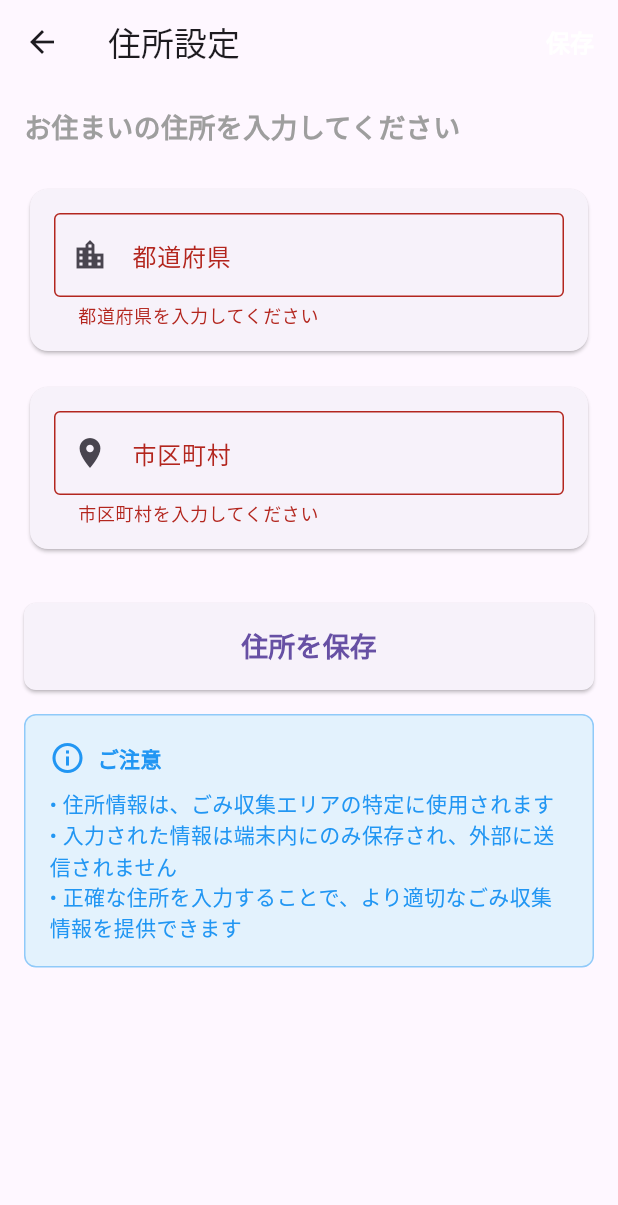
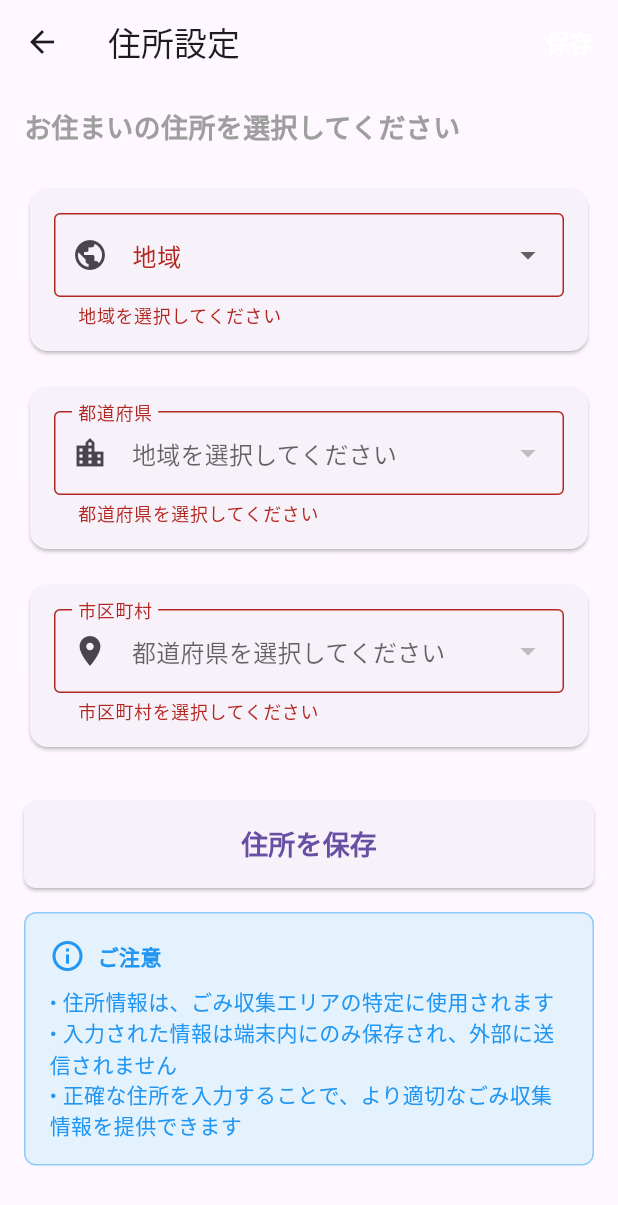
Before and after one commit to kainskains/garbage_app2, a Flutter app: the AddressSettingsScreen screen opened directly, after a tap on "住所を保存", on a phone screen of 412 x 824 dp. Shown: the top 1205 px of the screen. Run offline on Flutter 3.47's test engine with Material 3 defaults, Android fonts, the light colour scheme and no system bars; our stand-ins replace image_picker, shared_preferences, table_calendar; missing offline and left inert: tflite_flutter; accounts and stored records are empty.

Commit message:
設定の都道府県をプルダウン方式にした

```diff
--- a/lib/screens/address_settings_screen.dart
+++ b/lib/screens/address_settings_screen.dart
@@ -11,8 +11,44 @@ class AddressSettingsScreen extends StatefulWidget {
 
 class _AddressSettingsScreenState extends State<AddressSettingsScreen> {
   final _formKey = GlobalKey<FormState>();
-  final _prefectureController = TextEditingController();
-  final _cityController = TextEditingController();
+  String? _selectedRegion;
+  String? _selectedPrefecture;
+  String? _selectedCity;
+
+  // 地域ブロックの定義
+  static const List<String> _regions = [
+    '北海道',
+    '東北',
+    '関東',
+    '中部',
+    '近畿',
+    '中国',
+    '四国',
+    '九州・沖縄',
+  ];
+
+  // 地域ブロックごとの都道府県リスト
+  static const Map<String, List<String>> _regionPrefectures = {
+    '北海道': ['北海道'],
+    '東北': ['青森県', '岩手県', '宮城県', '秋田県', '山形県', '福島県'],
+    '関東': ['茨城県', '栃木県', '群馬県', '埼玉県', '千葉県', '東京都', '神奈川県'],
+    '中部': ['新潟県', '富山県', '石川県', '福井県', '山梨県', '長野県', '岐阜県', '静岡県', '愛知県'],
+    '近畿': ['三重県', '滋賀県', '京都府', '大阪府', '兵庫県', '奈良県', '和歌山県'],
+    '中国': ['鳥取県', '島根県', '岡山県', '広島県', '山口県'],
+    '四国': ['徳島県', '香川県', '愛媛県', '高知県'],
+    '九州・沖縄': ['福岡県', '佐賀県', '長崎県', '熊本県', '大分県', '宮崎県', '鹿児島県', '沖縄県'],
+  };
+
+  // 都道府県ごとの市区町村リスト（デモ用）
+  static const Map<String, List<String>> _cities = {
+    '東京都': ['新宿区', '渋谷区', '世田谷区', '港区', '杉並区'], // 杉並区を追加
+    '神奈川県': ['横浜市', '川崎市', '相模原市', '藤沢市'],
+    '大阪府': ['大阪市', '堺市', '東大阪市', '豊中市'],
+    '愛知県': ['名古屋市', '豊田市', '一宮市', '岡崎市'],
+    '北海道': ['札幌市', '函館市', '旭川市', '釧路市'],
+    '福岡県': ['福岡市', '北九州市', '久留米市', '大牟田市'],
+    '宮城県': ['仙台市', '石巻市', '大崎市', '登米市'],
+  };
 
   @override
   void initState() {
@@ -22,26 +58,42 @@ class _AddressSettingsScreenState extends State<AddressSettingsScreen> {
 
   @override
   void dispose() {
-    _prefectureController.dispose();
-    _cityController.dispose();
     super.dispose();
   }
 
-  // 保存された住所情報を読み込む
+  /// 保存された住所情報を読み込む
   Future<void> _loadAddressSettings() async {
     final prefs = await SharedPreferences.getInstance();
+    final savedPrefecture = prefs.getString('prefecture');
+    final savedCity = prefs.getString('city');
+
     setState(() {
-      _prefectureController.text = prefs.getString('prefecture') ?? '';
-      _cityController.text = prefs.getString('city') ?? '';
+      _selectedPrefecture = savedPrefecture;
+      if (_selectedPrefecture != null) {
+        // 保存された都道府県から地域を特定
+        _selectedRegion = _regionPrefectures.entries
+            .firstWhere((entry) => entry.value.contains(_selectedPrefecture!))
+            .key;
+
+        // 保存された市区町村が現在の都道府県リストにあるか確認し、なければnullにする
+        // これがエラーを修正する重要なロジックです
+        if (_cities[_selectedPrefecture]?.contains(savedCity) == true) {
+          _selectedCity = savedCity;
+        } else {
+          _selectedCity = null;
+        }
+      } else {
+        _selectedCity = null;
+      }
     });
   }
 
-  // 住所情報を保存する
+  /// 住所情報を保存する
   Future<void> _saveAddressSettings() async {
     if (_formKey.currentState!.validate()) {
       final prefs = await SharedPreferences.getInstance();
-      await prefs.setString('prefecture', _prefectureController.text);
-      await prefs.setString('city', _cityController.text);
+      await prefs.setString('prefecture', _selectedPrefecture!);
+      await prefs.setString('city', _selectedCity!);
 
       if (mounted) {
         ScaffoldMessenger.of(context).showSnackBar(
@@ -54,16 +106,19 @@ class _AddressSettingsScreenState extends State<AddressSettingsScreen> {
     }
   }
 
-  // 必須フィールドの検証
-  String? _validateRequired(String? value, String fieldName) {
-    if (value == null || value.isEmpty) {
-      return '$fieldNameを入力してください';
+  /// 必須フィールドの検証
+  String? _validateRequired(dynamic value, String fieldName) {
+    if (value == null || (value is String && value.isEmpty)) {
+      return '$fieldNameを選択してください';
     }
     return null;
   }
 
   @override
   Widget build(BuildContext context) {
+    List<String> prefecturesForSelectedRegion = _regionPrefectures[_selectedRegion] ?? [];
+    List<String> citiesForSelectedPrefecture = _cities[_selectedPrefecture] ?? [];
+
     return Scaffold(
       appBar: AppBar(
         title: const Text('住所設定'),
@@ -87,7 +142,7 @@ class _AddressSettingsScreenState extends State<AddressSettingsScreen> {
           padding: const EdgeInsets.all(16.0),
           children: [
             const Text(
-              'お住まいの住所を入力してください',
+              'お住まいの住所を選択してください',
               style: TextStyle(
                 fontSize: 18,
                 fontWeight: FontWeight.bold,
@@ -96,37 +151,92 @@ class _AddressSettingsScreenState extends State<AddressSettingsScreen> {
             ),
             const SizedBox(height: 24),
 
-            // 都道府県
+            // 地域ブロックのプルダウン
             Card(
               child: Padding(
                 padding: const EdgeInsets.all(16.0),
-                child: TextFormField(
-                  controller: _prefectureController,
+                child: DropdownButtonFormField<String>(
+                  value: _selectedRegion,
                   decoration: const InputDecoration(
-                    labelText: '都道府県',
-                    hintText: '東京都',
-                    prefixIcon: Icon(Icons.location_city),
+                    labelText: '地域',
+                    prefixIcon: Icon(Icons.public),
                     border: OutlineInputBorder(),
                   ),
-                  validator: (value) => _validateRequired(value, '都道府県'),
+                  items: _regions.map((String value) {
+                    return DropdownMenuItem<String>(
+                      value: value,
+                      child: Text(value),
+                    );
+                  }).toList(),
+                  onChanged: (String? newValue) {
+                    setState(() {
+                      _selectedRegion = newValue;
+                      _selectedPrefecture = null;
+                      _selectedCity = null;
+                    });
+                  },
+                  validator: (value) => _validateRequired(value, '地域'),
                 ),
               ),
             ),
             const SizedBox(height: 16),
 
-            // 市区町村
+            // 都道府県のプルダウン
             Card(
               child: Padding(
                 padding: const EdgeInsets.all(16.0),
-                child: TextFormField(
-                  controller: _cityController,
+                child: DropdownButtonFormField<String>(
+                  value: _selectedPrefecture,
+                  decoration: const InputDecoration(
+                    labelText: '都道府県',
+                    prefixIcon: Icon(Icons.location_city),
+                    border: OutlineInputBorder(),
+                  ),
+                  items: prefecturesForSelectedRegion.map((String value) {
+                    return DropdownMenuItem<String>(
+                      value: value,
+                      child: Text(value),
+                    );
+                  }).toList(),
+                  onChanged: (String? newValue) {
+                    setState(() {
+                      _selectedPrefecture = newValue;
+                      _selectedCity = null;
+                    });
+                  },
+                  validator: (value) => _validateRequired(value, '都道府県'),
+                  isExpanded: true,
+                  hint: _selectedRegion == null ? const Text('地域を選択してください') : null,
+                ),
+              ),
+            ),
+            const SizedBox(height: 16),
+
+            // 市区町村のプルダウン
+            Card(
+              child: Padding(
+                padding: const EdgeInsets.all(16.0),
+                child: DropdownButtonFormField<String>(
+                  value: _selectedCity,
                   decoration: const InputDecoration(
                     labelText: '市区町村',
-                    hintText: '渋谷区',
                     prefixIcon: Icon(Icons.location_on),
                     border: OutlineInputBorder(),
                   ),
+                  items: citiesForSelectedPrefecture.map((String value) {
+                    return DropdownMenuItem<String>(
+                      value: value,
+                      child: Text(value),
+                    );
+                  }).toList(),
+                  onChanged: (String? newValue) {
+                    setState(() {
+                      _selectedCity = newValue;
+                    });
+                  },
                   validator: (value) => _validateRequired(value, '市区町村'),
+                  isExpanded: true,
+                  hint: _selectedPrefecture == null ? const Text('都道府県を選択してください') : null,
                 ),
               ),
             ),
```
